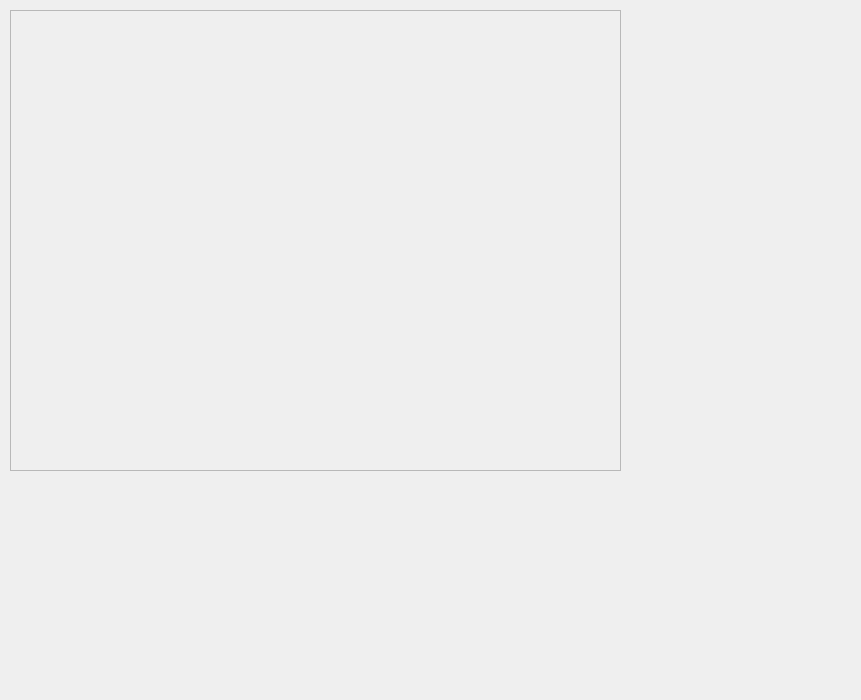
Before: the Qt Designer form demoRMR/mapwindow.ui in Samwise101/Control-of-Mobile-Robots, drawn with Qt 5.
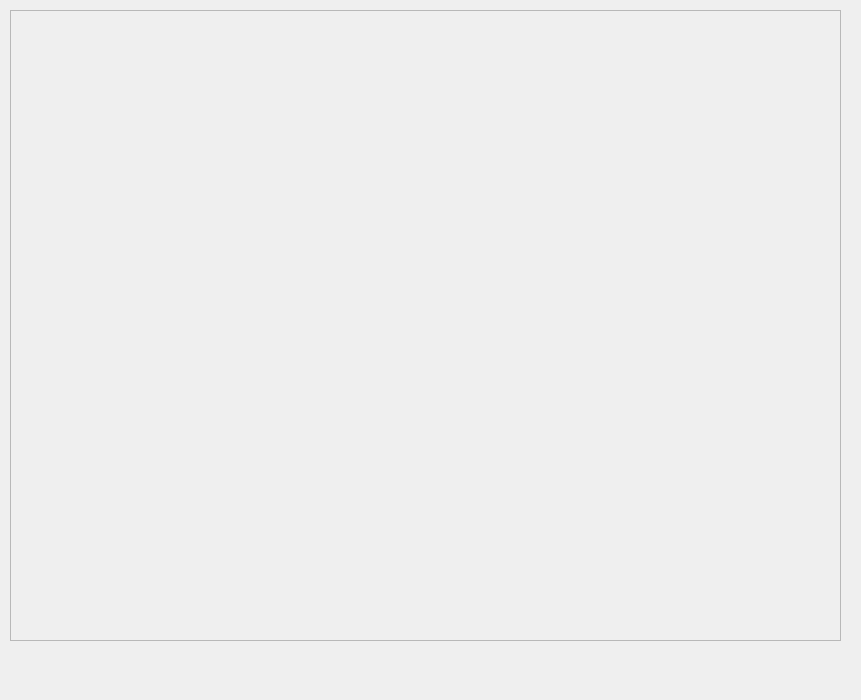
After: the same form once the commit is applied.

The edit to the form file:
```diff
--- a/demoRMR/mapwindow.ui
+++ b/demoRMR/mapwindow.ui
@@ -18,8 +18,8 @@
     <rect>
      <x>10</x>
      <y>10</y>
-     <width>611</width>
-     <height>461</height>
+     <width>831</width>
+     <height>631</height>
     </rect>
    </property>
    <property name="frameShape">
```
